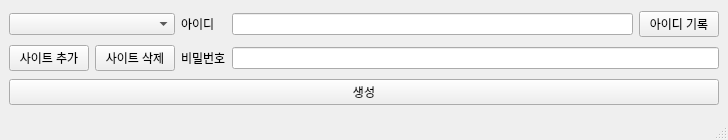
First picture: the form in ui/MainWindow.ui, repository altair823/PWM2, before the edit.
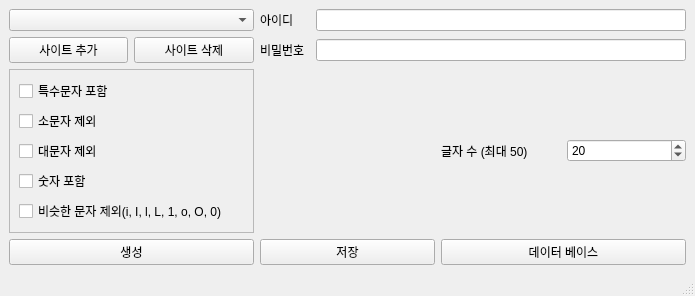
Second picture: the form after the edit.

The edit to the form file:
```diff
--- a/ui/MainWindow.ui
+++ b/ui/MainWindow.ui
@@ -6,8 +6,8 @@
    <rect>
     <x>0</x>
     <y>0</y>
-    <width>728</width>
-    <height>140</height>
+    <width>695</width>
+    <height>267</height>
    </rect>
   </property>
   <property name="windowTitle">
@@ -15,61 +15,123 @@
   </property>
   <widget class="QWidget" name="centralwidget">
    <layout class="QGridLayout" name="gridLayout">
-    <item row="0" column="0" colspan="2">
+    <item row="0" column="3">
+     <widget class="QLabel" name="label_2">
+      <property name="maximumSize">
+       <size>
+        <width>50</width>
+        <height>16777215</height>
+       </size>
+      </property>
+      <property name="layoutDirection">
+       <enum>Qt::LeftToRight</enum>
+      </property>
+      <property name="text">
+       <string>아이디</string>
+      </property>
+     </widget>
+    </item>
+    <item row="4" column="1" colspan="2">
+     <widget class="QFrame" name="frame">
+      <property name="frameShape">
+       <enum>QFrame::StyledPanel</enum>
+      </property>
+      <property name="frameShadow">
+       <enum>QFrame::Raised</enum>
+      </property>
+      <layout class="QVBoxLayout" name="verticalLayout">
+       <item>
+        <widget class="QCheckBox" name="checkBoxIsSpecial">
+         <property name="text">
+          <string>특수문자 포함</string>
+         </property>
+        </widget>
+       </item>
+       <item>
+        <widget class="QCheckBox" name="checkBoxIsUpperOnly">
+         <property name="text">
+          <string>소문자 제외</string>
+         </property>
+        </widget>
+       </item>
+       <item>
+        <widget class="QCheckBox" name="checkBoxIsLowerOnly">
+         <property name="text">
+          <string>대문자 제외</string>
+         </property>
+        </widget>
+       </item>
+       <item>
+        <widget class="QCheckBox" name="checkBoxIsNum">
+         <property name="text">
+          <string>숫자 포함</string>
+         </property>
+        </widget>
+       </item>
+       <item>
+        <widget class="QCheckBox" name="checkBoxIsExcludeSimilar">
+         <property name="text">
+          <string>비슷한 문자 제외(i, I, l, L, 1, o, O, 0)</string>
+         </property>
+        </widget>
+       </item>
+      </layout>
+     </widget>
+    </item>
+    <item row="2" column="3">
+     <widget class="QLabel" name="label">
+      <property name="maximumSize">
+       <size>
+        <width>50</width>
+        <height>16777215</height>
+       </size>
+      </property>
+      <property name="text">
+       <string>비밀번호</string>
+      </property>
+     </widget>
+    </item>
+    <item row="5" column="1" colspan="2">
+     <widget class="QPushButton" name="pushButtonMakePW">
+      <property name="text">
+       <string>생성</string>
+      </property>
+     </widget>
+    </item>
+    <item row="0" column="1" colspan="2">
      <widget class="QComboBox" name="comboBoxSiteList"/>
     </item>
-    <item row="0" column="4">
-     <widget class="QPushButton" name="pushButtonFindID">
-      <property name="text">
-       <string>아이디 기록</string>
-      </property>
-     </widget>
-    </item>
-    <item row="2" column="3" colspan="2">
-     <widget class="QLineEdit" name="lineEditPW">
-      <property name="text">
-       <string/>
-      </property>
-      <property name="dragEnabled">
-       <bool>true</bool>
-      </property>
-      <property name="readOnly">
-       <bool>true</bool>
-      </property>
-      <property name="clearButtonEnabled">
-       <bool>false</bool>
-      </property>
-     </widget>
-    </item>
-    <item row="2" column="1">
+    <item row="2" column="2">
      <widget class="QPushButton" name="pushButtonDeleteSite">
       <property name="text">
        <string>사이트 삭제</string>
       </property>
      </widget>
     </item>
-    <item row="2" column="0">
+    <item row="2" column="1">
      <widget class="QPushButton" name="pushButtonAddSite">
       <property name="text">
        <string>사이트 추가</string>
       </property>
      </widget>
     </item>
-    <item row="2" column="2">
-     <widget class="QLabel" name="label">
+    <item row="2" column="4" colspan="3">
+     <widget class="QLineEdit" name="lineEditPW">
       <property name="text">
-       <string>비밀번호</string>
+       <string/>
       </property>
-     </widget>
-    </item>
-    <item row="3" column="0" colspan="5">
-     <widget class="QPushButton" name="pushButtonMakePW">
-      <property name="text">
-       <string>생성</string>
+      <property name="dragEnabled">
+       <bool>true</bool>
       </property>
+      <property name="readOnly">
+       <bool>true</bool>
+      </property>
+      <property name="clearButtonEnabled">
+       <bool>false</bool>
+      </property>
      </widget>
     </item>
-    <item row="0" column="3">
+    <item row="0" column="4" colspan="3">
      <widget class="QLineEdit" name="lineEditID">
       <property name="dragEnabled">
        <bool>true</bool>
@@ -79,13 +141,34 @@
       </property>
      </widget>
     </item>
-    <item row="0" column="2">
-     <widget class="QLabel" name="label_2">
-      <property name="layoutDirection">
-       <enum>Qt::LeftToRight</enum>
+    <item row="5" column="3" colspan="2">
+     <widget class="QPushButton" name="pushButtonSavePW">
+      <property name="text">
+       <string>저장</string>
       </property>
+     </widget>
+    </item>
+    <item row="5" column="5" colspan="2">
+     <widget class="QPushButton" name="pushButtonFindID">
       <property name="text">
-       <string>아이디</string>
+       <string>데이터 베이스</string>
+      </property>
+     </widget>
+    </item>
+    <item row="4" column="6">
+     <widget class="QSpinBox" name="spinBox">
+      <property name="maximum">
+       <number>50</number>
+      </property>
+      <property name="value">
+       <number>20</number>
+      </property>
+     </widget>
+    </item>
+    <item row="4" column="5">
+     <widget class="QLabel" name="label_3">
+      <property name="text">
+       <string>글자 수 (최대 50)</string>
       </property>
      </widget>
     </item>
```
Left out of the diff: 2 changed lines with no effect on the pictures.
